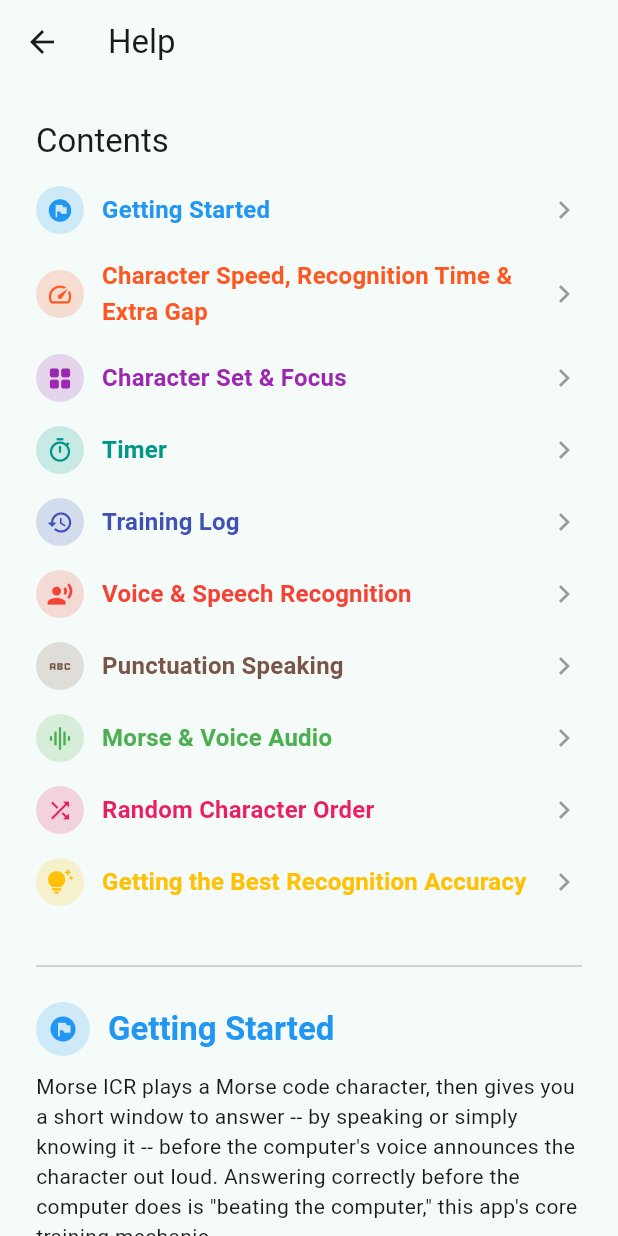
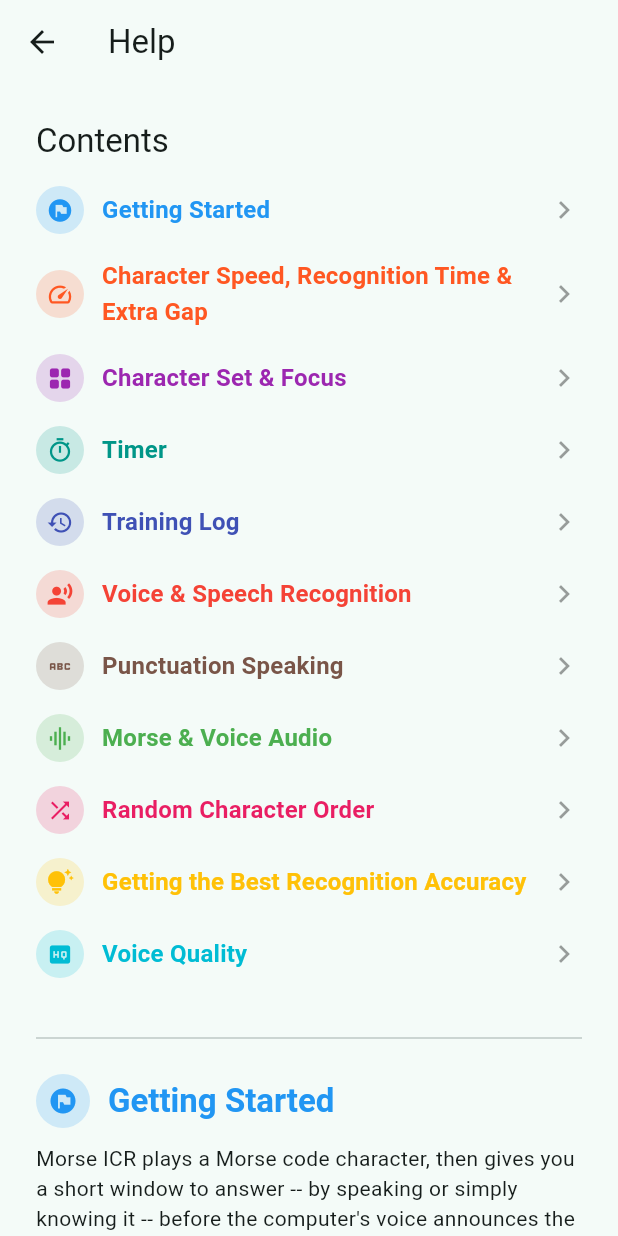
Before and after one commit to williamscody/Morse-ICR, a Flutter app: the HelpScreen screen opened directly, on a phone screen of 412 x 824 dp. Run offline on Flutter 3.47's test engine with Material 3 defaults, Android fonts, the phone set to English and light mode, and no system bars; our stand-ins replace audio_service, flutter_tts, just_audio, share_plus, speech_to_text; missing offline and left inert: audio_session, record; statements that could not run were skipped.

Commit message:
Fix Android audio playback and recognition chime, extend Recognition Time to 5s
Cleartext HTTP was blocking just_audio's local proxy source, silencing all
Android playback; a network security config scoped to localhost fixes it.
Speech recognition's per-utterance system chime is now silenced by muting
STREAM_NOTIFICATION around each listen session (STREAM_MUSIC was tried
first and ruled out -- it's the same stream this app's own audio uses).
Also raises the Recognition Time slider's max from 1000ms to 5000ms, and
adds a Help page section on selecting higher-quality TTS voices on iOS
and Android.

Co-Authored-By: Claude Sonnet 5 <noreply@anthropic.com>

```diff
--- a/lib/screens/help_screen.dart
+++ b/lib/screens/help_screen.dart
@@ -173,6 +173,36 @@ final List<_HelpSection> _helpSections = [
           'occasionally gets missed entirely rather than misheard. If '
           'recognition ever stops working entirely for a whole session, '
           'that is worth reporting -- these smaller misses are not.',
+    ],
+  ),
+  _HelpSection(
+    title: 'Voice Quality',
+    icon: Icons.high_quality,
+    color: Colors.cyan,
+    paragraphs: [
+      'The computer\'s spoken voice comes from your device\'s own '
+          'text-to-speech system, not from Morse ICR itself -- so its '
+          'clarity depends on which voice your device has installed and '
+          'selected.',
+      '- iOS: open Settings > Accessibility > Spoken Content > Voices > '
+          'English, tap Samantha, then tap the ⓘ info button next to it '
+          'and download the Enhanced (or Premium, if offered) quality. '
+          'Morse ICR automatically speaks with the highest-quality '
+          'English voice it finds installed, so there is nothing to '
+          'select inside the app itself -- once Samantha (Enhanced) '
+          'finishes downloading, the app starts using it right away.',
+      '- Android: open Settings > System > Languages & input > '
+          'Text-to-speech output (the exact path varies a bit by device) '
+          'and tap the gear icon next to the preferred engine, usually '
+          'Google Text-to-speech Engine. Under Language, choose English '
+          '(United States), then preview the available voices and pick '
+          'the clearest one -- favor a voice labeled Network over Local, '
+          'since Network voices use higher-quality neural synthesis '
+          'closer to Samantha (Enhanced)\'s naturalness. Android has no '
+          'single named voice equivalent to Samantha, and unlike iOS, '
+          'Morse ICR does not pick a voice for you here -- whichever '
+          'voice you set as the system default is the one it speaks '
+          'with.',
     ],
   ),
 ];
--- a/lib/screens/training_screen.dart
+++ b/lib/screens/training_screen.dart
@@ -1085,7 +1085,7 @@ class _TrainingScreenState extends State<TrainingScreen>
                           label: 'Recognition Time',
                           value: _recognitionTimeMs,
                           min: 50,
-                          max: 1000,
+                          max: 5000,
                           step: 1,
                           suffix: 'ms',
                           onChanged: (v) {
```
Also changed, not shown: lib/speech/recognition_sound_muter.dart (added, +26 -0 lines), lib/speech/speech_to_text_response_listener.dart (+10 -1 lines), 3 other files.
